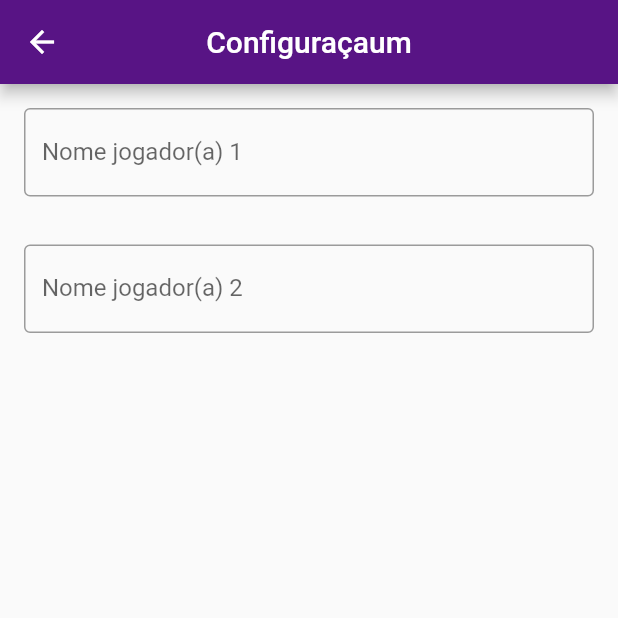
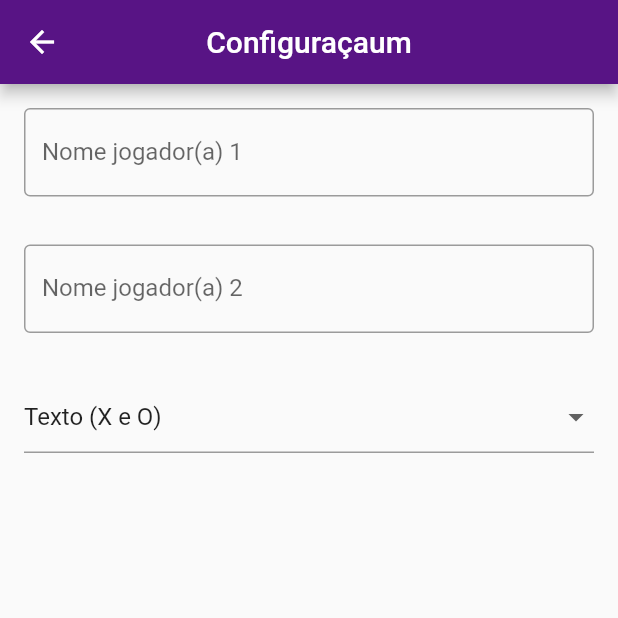
Before and after one commit to nomeerrado/jogodavelha, a Flutter app: the screen it shows after launch, after a tap on the "settings" icon, on a phone screen of 412 x 824 dp, the top half of it. Run offline on Flutter 3.47's test engine with Material 2 defaults, Android fonts, the phone set to English and light mode, and no system bars.

```diff
--- a/lib/controllers/game_controller.dart
+++ b/lib/controllers/game_controller.dart
@@ -1,6 +1,7 @@
 import 'dart:math';
 
 import 'package:flutter/material.dart';
+import 'package:jogodavelha/enums/symbol_type.dart';
 
 import '../core/constants.dart';
 import '../core/winner_rules.dart';
@@ -9,6 +10,8 @@ import '../enums/winner_type.dart';
 import '../models/board_tile.dart';
 
 class GameController {
+  SymbolType symbolType = SymbolType.TEXT;
+
   List<BoardTile> tiles = [];
   List<int> movesPlayer1 = [];
   List<int> movesPlayer2 = [];
@@ -42,13 +45,18 @@ class GameController {
   }
 
   void reset() {
-    if (lastCurrentPlayer == PlayerType.player1) {
-      currentPlayer = PlayerType.player2;
-      lastCurrentPlayer = currentPlayer;
+    if (!isSinglePlayer!) {
+      if (lastCurrentPlayer == PlayerType.player1) {
+        currentPlayer = PlayerType.player2;
+        lastCurrentPlayer = currentPlayer;
+      } else {
+        currentPlayer = PlayerType.player1;
+        lastCurrentPlayer = currentPlayer;
+      }
     } else {
       currentPlayer = PlayerType.player1;
-      lastCurrentPlayer = currentPlayer;
     }
+
     _initialize();
   }
 
--- /dev/null
+++ b/lib/enums/symbol_type.dart
@@ -0,0 +1 @@
+enum SymbolType { TEXT, IMG }
--- a/lib/pages/configuracoes.dart
+++ b/lib/pages/configuracoes.dart
@@ -1,5 +1,6 @@
 import 'package:flutter/material.dart';
 import 'package:jogodavelha/controllers/game_controller.dart';
+import 'package:jogodavelha/enums/symbol_type.dart';
 
 class Configuracoes extends StatelessWidget {
   final GameController controller;
@@ -10,7 +11,7 @@ class Configuracoes extends StatelessWidget {
   Widget build(BuildContext context) {
     return Scaffold(
       appBar: AppBar(
-        title: Text("Configuraçaum"),
+        title: const Text("Configuraçaum"),
         centerTitle: true,
       ),
       body: Column(
@@ -19,7 +20,7 @@ class Configuracoes extends StatelessWidget {
             padding: const EdgeInsets.all(16.0),
             child: TextFormField(
               initialValue: controller.nomePlayer1,
-              decoration: InputDecoration(
+              decoration: const InputDecoration(
                   border: OutlineInputBorder(),
                   label: Text('Nome jogador(a) 1')),
               onChanged: (value) => controller.nomePlayer1 = value,
@@ -29,10 +30,29 @@ class Configuracoes extends StatelessWidget {
             padding: const EdgeInsets.all(16.0),
             child: TextFormField(
               initialValue: controller.nomePlayer2,
-              decoration: InputDecoration(
+              decoration: const InputDecoration(
                   border: OutlineInputBorder(),
                   label: Text('Nome jogador(a) 2')),
               onChanged: (value) => controller.nomePlayer2 = value,
+            ),
+          ),
+          Padding(
+            padding: const EdgeInsets.all(16.0),
+            child: DropdownButtonFormField(
+              value: controller.symbolType,
+              items: [
+                DropdownMenuItem(
+                  value: SymbolType.TEXT,
+                  onTap: (() => controller.symbolType = SymbolType.TEXT),
+                  child: const Text('Texto (X e O)'),
+                ),
+                DropdownMenuItem(
+                  value: SymbolType.IMG,
+                  onTap: (() => controller.symbolType = SymbolType.IMG),
+                  child: const Text('Imagem'),
+                ),
+              ],
+              onChanged: (i) => {},
             ),
           ),
         ],
--- a/lib/pages/game_page.dart
+++ b/lib/pages/game_page.dart
@@ -1,4 +1,5 @@
 import 'package:flutter/material.dart';
+import 'package:jogodavelha/enums/symbol_type.dart';
 
 import '../controllers/game_controller.dart';
 import '../core/constants.dart';
@@ -128,7 +129,28 @@ class _GamePageState extends State<GamePage> {
   Widget _buildTile(context, index) {
     return GestureDetector(
       onTap: () => _onMarkTile(index),
-      child: Container(
+      child: _Tile(index),
+    );
+  }
+
+  Widget _Tile(index) {
+    if (_controller.symbolType == SymbolType.IMG) {
+      return Container(
+        decoration: BoxDecoration(
+          borderRadius: BorderRadius.circular(8.0),
+          color: _controller.tiles[index].symbol.isEmpty
+              ? _controller.tiles[index].color
+              : Colors.white,
+          image: _controller.tiles[index].symbol.isEmpty
+              ? null
+              : DecorationImage(
+                  image: AssetImage(
+                  'assets/imgs/${_controller.tiles[index].symbol}.png',
+                )),
+        ),
+      );
+    } else if (_controller.symbolType == SymbolType.TEXT) {
+      return Container(
         decoration: BoxDecoration(
           borderRadius: BorderRadius.circular(8.0),
           color: _controller.tiles[index].color,
@@ -142,8 +164,9 @@ class _GamePageState extends State<GamePage> {
             ),
           ),
         ),
-      ),
-    );
+      );
+    }
+    return Container();
   }
 
   _onResetGame() {
--- a/pubspec.yaml
+++ b/pubspec.yaml
@@ -59,9 +59,9 @@ flutter:
   uses-material-design: true
 
   # To add assets to your application, add an assets section, like this:
-  # assets:
-  #   - images/a_dot_burr.jpeg
-  #   - images/a_dot_ham.jpeg
+  assets:
+    - assets/imgs/O.png
+    - assets/imgs/X.png
 
   # An image asset can refer to one or more resolution-specific "variants", see
   # https://flutter.dev/assets-and-images/#resolution-aware
```
Also changed, not shown: assets/imgs/O.png (added), assets/imgs/X.png (added), assets/imgs/logo.png (added).
